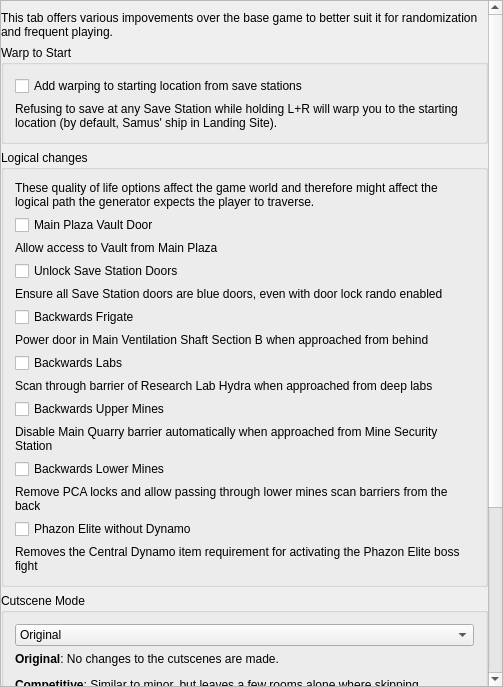
Above: randovania/gui/ui_files/preset_prime_qol.ui from randovania/randovania before the change. Below: the same form after it.
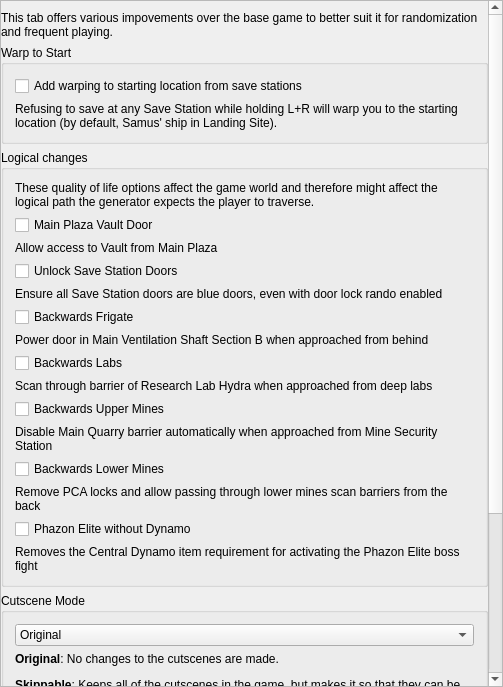
That is the form after the change.

Commit message: Remove competitive, minor and major cutscene skips from GUI

```diff
--- a/randovania/gui/ui_files/preset_prime_qol.ui
+++ b/randovania/gui/ui_files/preset_prime_qol.ui
@@ -42,9 +42,9 @@
        <property name="geometry">
         <rect>
          <x>0</x>
-         <y>-271</y>
+         <y>-259</y>
          <width>487</width>
-         <height>956</height>
+         <height>944</height>
         </rect>
        </property>
        <layout class="QVBoxLayout" name="scroll_layout">
@@ -314,7 +314,7 @@
            <item>
             <widget class="QLabel" name="cutscene_label">
              <property name="text">
-              <string>&lt;html&gt;&lt;head/&gt;&lt;body&gt;&lt;p&gt;&lt;span style=&quot; font-weight:600;&quot;&gt;Original&lt;/span&gt;: No changes to the cutscenes are made.&lt;/p&gt;&lt;p&gt;&lt;span style=&quot; font-weight:600;&quot;&gt;Competitive&lt;/span&gt;: Similar to minor, but leaves a few rooms alone where skipping cutscenes would be inappropriate for races.&lt;/p&gt;&lt;p&gt;&lt;span style=&quot; font-weight:600;&quot;&gt;Minor&lt;/span&gt;: Removes cutscenes that don't affect the game too much when removed.&lt;/p&gt;&lt;p&gt;&lt;span style=&quot; font-weight:600;&quot;&gt;Major&lt;/span&gt;: Allows you to continue playing the game while cutscenes happen.&lt;/p&gt;&lt;/body&gt;&lt;/html&gt;</string>
+              <string>&lt;html&gt;&lt;head/&gt;&lt;body&gt;&lt;p&gt;&lt;span style=&quot; font-weight:600;&quot;&gt;Original&lt;/span&gt;: No changes to the cutscenes are made.&lt;/p&gt;&lt;p&gt;&lt;span style=&quot; font-weight:700;&quot;&gt;Skippable&lt;/span&gt;: Keeps all of the cutscenes in the game, but makes it so that they can be skipped with the START button.&lt;/p&gt;&lt;p&gt;&lt;span style=&quot; font-weight:700;&quot;&gt;Competitive&lt;/span&gt;: Removes some cutscenes from the game which hinder the flow of competitive play. All others are skippable.&lt;/p&gt;&lt;/body&gt;&lt;/html&gt;</string>
              </property>
              <property name="wordWrap">
               <bool>true</bool>
```
Left out of the diff: 22 changed lines with no effect on the pictures. The commit also changes 2 other files.
